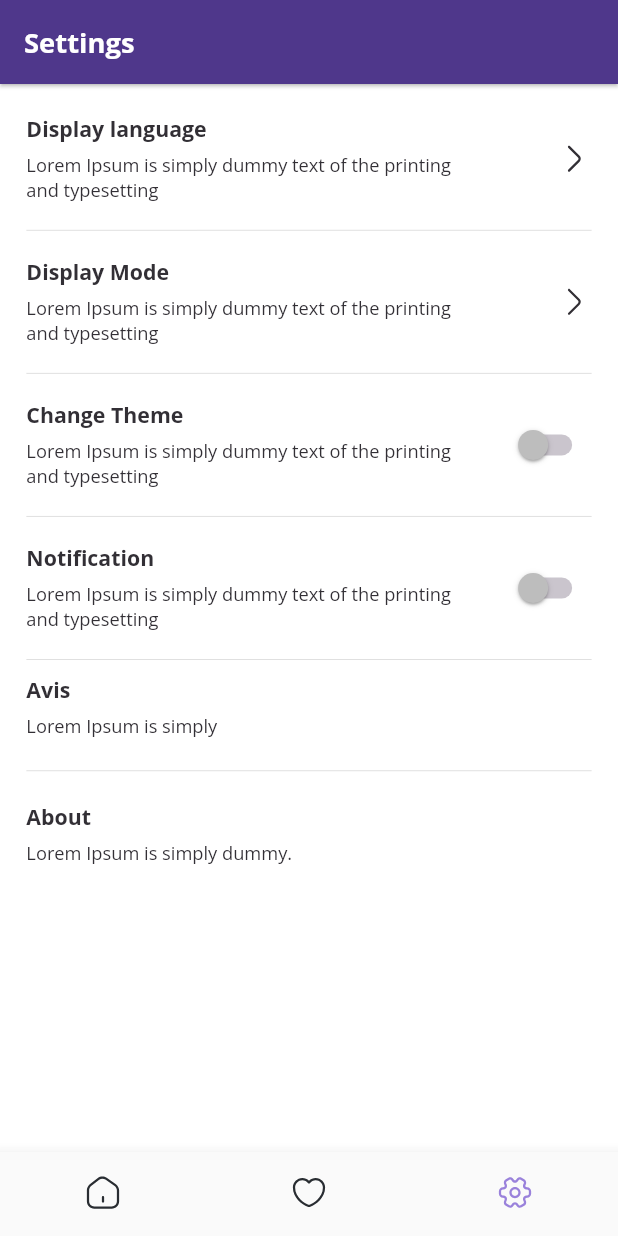
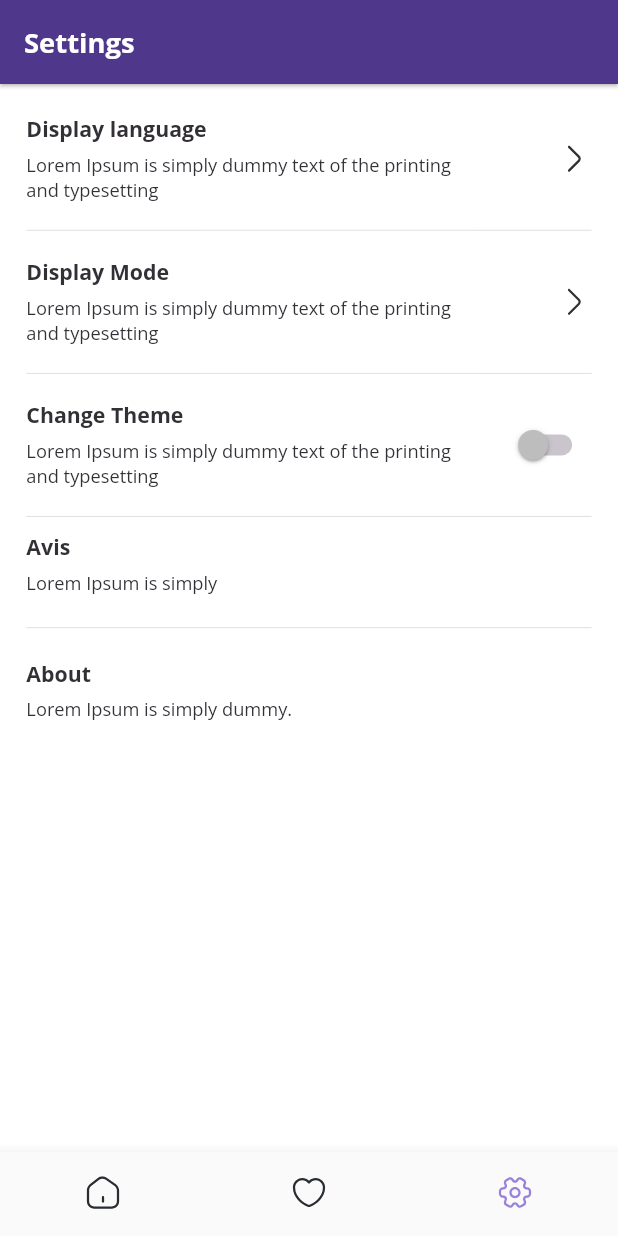
Before and after one commit to Merlin-3D/news_universe, a Flutter app: the screen it shows after launch, item 3 of the bottom bar chosen, on a phone screen of 412 x 824 dp. Run offline on Flutter 3.47's test engine with Material 2 defaults, Android fonts, the phone set to English and light mode, and no system bars; our stand-ins replace auto_route, cached_network_image, dropdown_button2, flutter_dotenv, flutter_hooks, flutter_svg and 3 more; accounts and stored records are empty; network calls fail.

```diff
--- a/lib/src/features/settings/setting_screen.dart
+++ b/lib/src/features/settings/setting_screen.dart
@@ -73,24 +73,18 @@ class _SettingScreenState extends State<SettingScreen> {
                   },
                   description:
                       'Lorem Ipsum is simply dummy text of the printing and typesetting '),
-              SizedBox(
-                height: Dimens.space.h,
-              ),
-              const Divider(),
-              SizedBox(
-                height: Dimens.space.h,
-              ),
-              OtionItem(
-                  title: 'Notification',
-                  displaySwitch: true,
-                  switchValue: isNotification,
-                  onSwitchChanged: (p0) {
-                    setState(() {
-                      isNotification = !isNotification;
-                    });
-                  },
-                  description:
-                      'Lorem Ipsum is simply dummy text of the printing and typesetting '),
+
+              // OtionItem(
+              //     title: 'Notification',
+              //     displaySwitch: true,
+              //     switchValue: isNotification,
+              //     onSwitchChanged: (p0) {
+              //       setState(() {
+              //         isNotification = !isNotification;
+              //       });
+              //     },
+              //     description:
+              //         'Lorem Ipsum is simply dummy text of the printing and typesetting '),
               SizedBox(
                 height: Dimens.space.h,
               ),
```
Also changed, not shown: lib/src/features/article_detail/article_detail_screen.dart (+5 -2 lines).
